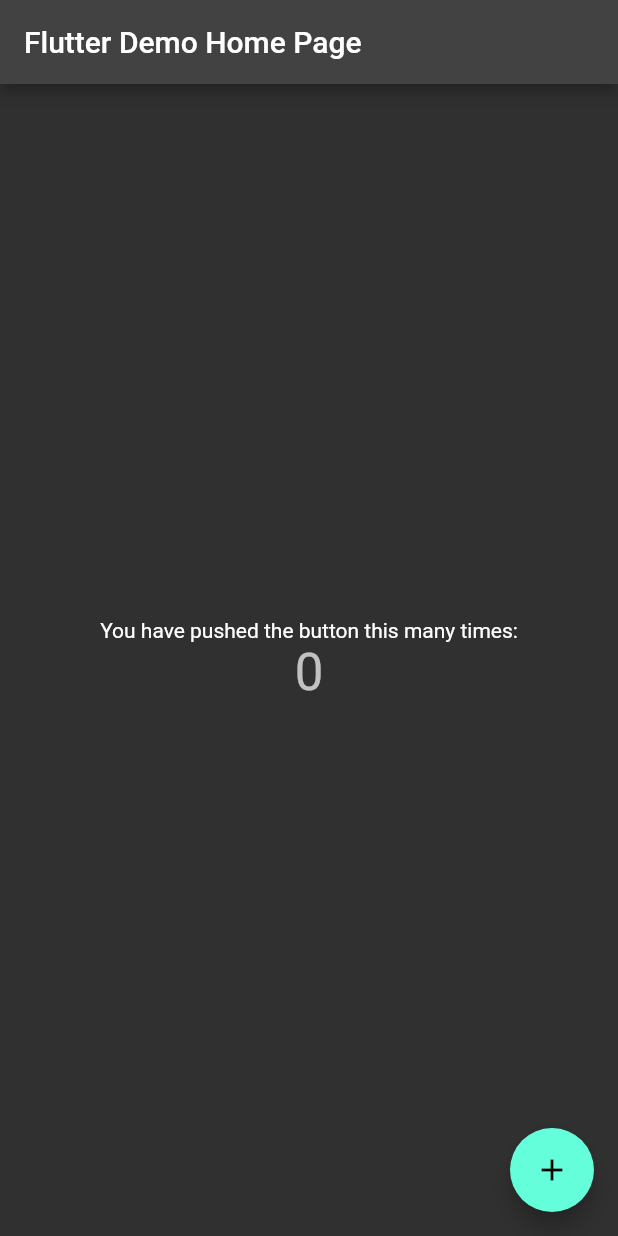
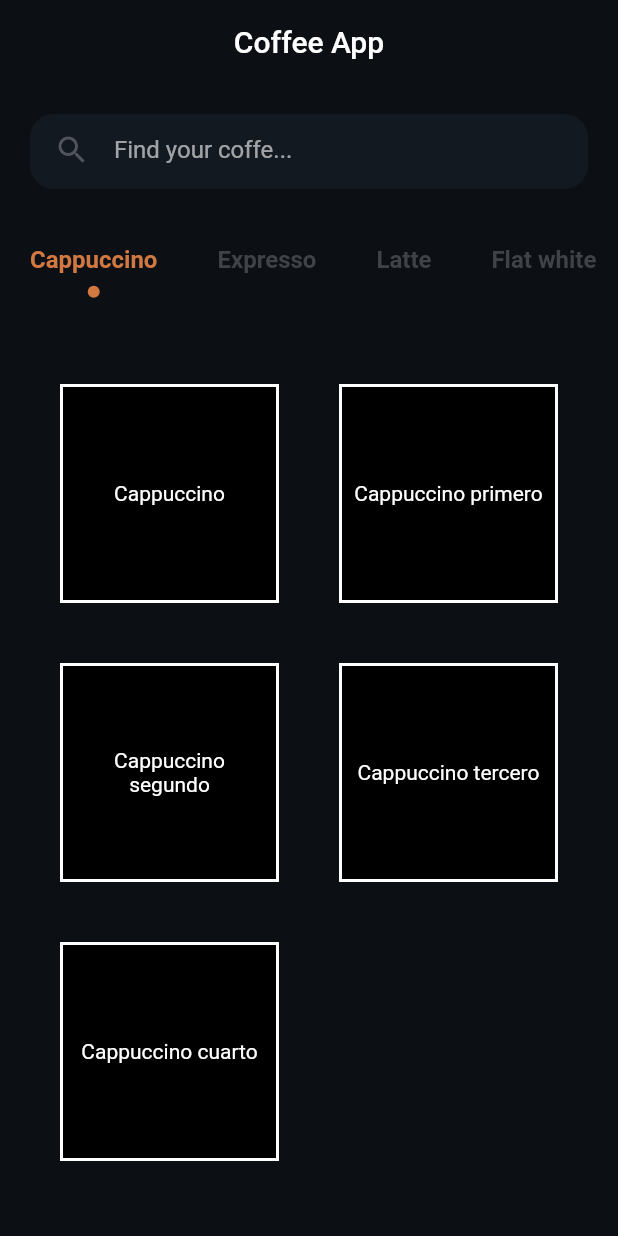
Before and after one commit to leopazgerez/randomproject, a Flutter app: the screen it shows after launch, on a phone screen of 412 x 824 dp. Run offline on Flutter 3.47's test engine with Material 2 defaults, Android fonts, the phone set to English and light mode, and no system bars.

Commit message:
Added components
Added components FilterSearcher and FilterCategories

```diff
--- a/projecttest/lib/main.dart
+++ b/projecttest/lib/main.dart
@@ -1,4 +1,5 @@
 import 'package:flutter/material.dart';
+import 'package:projecttest/src/ui/pages/home_page.dart';
 
 void main() {
   runApp(const MyApp());
@@ -11,94 +12,10 @@
   @override
   Widget build(BuildContext context) {
     return MaterialApp(
+      debugShowCheckedModeBanner: false,
       title: 'Flutter Demo',
       theme: ThemeData.dark(),
-      home: const MyHomePage(title: 'Flutter Demo Home Page'),
+      home: const HomePage(),
     );
   }
 }
-
-class MyHomePage extends StatefulWidget {
-  const MyHomePage({super.key, required this.title});
-
-  // This widget is the home page of your application. It is stateful, meaning
-  // that it has a State object (defined below) that contains fields that affect
-  // how it looks.
-
-  // This class is the configuration for the state. It holds the values (in this
-  // case the title) provided by the parent (in this case the App widget) and
-  // used by the build method of the State. Fields in a Widget subclass are
-  // always marked "final".
-
-  final String title;
-
-  @override
-  State<MyHomePage> createState() => _MyHomePageState();
-}
-
-class _MyHomePageState extends State<MyHomePage> {
-  int _counter = 0;
-
-  void _incrementCounter() {
-    setState(() {
-      // This call to setState tells the Flutter framework that something has
-      // changed in this State, which causes it to rerun the build method below
-      // so that the display can reflect the updated values. If we changed
-      // _counter without calling setState(), then the build method would not be
-      // called again, and so nothing would appear to happen.
-      _counter++;
-    });
-  }
-
-  @override
-  Widget build(BuildContext context) {
-    // This method is rerun every time setState is called, for instance as done
-    // by the _incrementCounter method above.
-    //
-    // The Flutter framework has been optimized to make rerunning build methods
-    // fast, so that you can just rebuild anything that needs updating rather
-    // than having to individually change instances of widgets.
-    return Scaffold(
-      appBar: AppBar(
-        // Here we take the value from the MyHomePage object that was created by
-        // the App.build method, and use it to set our appbar title.
-        title: Text(widget.title),
-      ),
-      body: Center(
-        // Center is a layout widget. It takes a single child and positions it
-        // in the middle of the parent.
-        child: Column(
-          // Column is also a layout widget. It takes a list of children and
-          // arranges them vertically. By default, it sizes itself to fit its
-          // children horizontally, and tries to be as tall as its parent.
-          //
-          // Invoke "debug painting" (press "p" in the console, choose the
-          // "Toggle Debug Paint" action from the Flutter Inspector in Android
-          // Studio, or the "Toggle Debug Paint" command in Visual Studio Code)
-          // to see the wireframe for each widget.
-          //
-          // Column has various properties to control how it sizes itself and
-          // how it positions its children. Here we use mainAxisAlignment to
-          // center the children vertically; the main axis here is the vertical
-          // axis because Columns are vertical (the cross axis would be
-          // horizontal).
-          mainAxisAlignment: MainAxisAlignment.center,
-          children: <Widget>[
-            const Text(
-              'You have pushed the button this many times:',
-            ),
-            Text(
-              '$_counter',
-              style: Theme.of(context).textTheme.headline4,
-            ),
-          ],
-        ),
-      ),
-      floatingActionButton: FloatingActionButton(
-        onPressed: _incrementCounter,
-        tooltip: 'Increment',
-        child: const Icon(Icons.add),
-      ), // This trailing comma makes auto-formatting nicer for build methods.
-    );
-  }
-}
--- a/projecttest/lib/src/models/breakfast_model.dart
+++ b/projecttest/lib/src/models/breakfast_model.dart
@@ -0,0 +1,20 @@
+class BreakfastModel {
+  String title;
+  String subtitle;
+  double price;
+  double rating;
+  String image;
+  String description;
+  String feature;
+  List<String> ingredients;
+  BreakfastModel({
+    required this.title,
+    required this.subtitle,
+    required this.price,
+    required this.rating,
+    required this.image,
+    required this.description,
+    required this.feature,
+    required this.ingredients,
+  });
+}
--- /dev/null
+++ b/projecttest/lib/src/ui/components/filter_categories_component.dart
@@ -0,0 +1,96 @@
+import 'package:flutter/material.dart';
+
+//Orange/Brown #d27841
+//BackgroundColor #0c1015
+class FilterCategoriesComponent extends StatefulWidget {
+  final List<String>? categories;
+  final Function(int) onSelected;
+
+  const FilterCategoriesComponent(
+      {Key? key, this.categories, required this.onSelected})
+      : super(key: key);
+
+  @override
+  State<FilterCategoriesComponent> createState() =>
+      _FilterCategoriesComponentState();
+}
+
+class _FilterCategoriesComponentState extends State<FilterCategoriesComponent> {
+  int checkPosition = 0;
+
+  @override
+  Widget build(BuildContext context) {
+    return Container(
+      height: 70,
+      // width: double.infinity,
+      decoration: const BoxDecoration(
+        color: Color(0xff0c1015),
+      ),
+      alignment: Alignment.center,
+      child: widget.categories != null
+          ? SingleChildScrollView(
+              scrollDirection: Axis.horizontal,
+              child: Row(
+                children: List.generate(widget.categories!.length, (index) {
+                  const separatorVertical8 = SizedBox(
+                    height: 8,
+                  );
+                  return GestureDetector(
+                    onTap: () {
+                      setState(() {
+                        checkPosition = index;
+                        widget.onSelected(index);
+                      });
+                    },
+                    child: Container(
+                      margin: const EdgeInsets.symmetric(
+                          horizontal: 20, vertical: 8),
+                      child: Column(
+                        mainAxisAlignment: MainAxisAlignment.center,
+                        children: [
+                          Text(
+                            widget.categories![index],
+                            style: TextStyle(
+                              color: checkPosition == index
+                                  ? const Color(0xffd27841)
+                                  : const Color(0xff3f4348),
+                              fontSize: 16,
+                              fontWeight: FontWeight.w600,
+                            ),
+                          ),
+                          separatorVertical8,
+                          checkPosition == index
+                              ? const CheckCircle(
+                                  visible: true,
+                                )
+                              : const CheckCircle(
+                                  visible: false,
+                                ),
+                        ],
+                      ),
+                    ),
+                  );
+                }),
+              ),
+            )
+          : const Text("Sin categorias"),
+    );
+  }
+}
+
+class CheckCircle extends StatelessWidget {
+  final bool visible;
+  const CheckCircle({Key? key, required this.visible}) : super(key: key);
+
+  @override
+  Widget build(BuildContext context) {
+    return Container(
+      height: 8,
+      width: 8,
+      decoration: BoxDecoration(
+        color: visible ? const Color(0xffd27841) : const Color(0xff0c1015),
+        shape: BoxShape.circle,
+      ),
+    );
+  }
+}
--- /dev/null
+++ b/projecttest/lib/src/ui/components/searcher_component.dart
@@ -0,0 +1,81 @@
+import 'package:flutter/material.dart';
+// ignore_for_file: avoid_print
+
+//BackgroundColorSearcher #131921
+//IconSearcher, HelpTextSearcher, InputTextSearcher #51545c
+class SearcherComponent extends StatefulWidget {
+  final Function(String) onChanged;
+  const SearcherComponent({Key? key, required this.onChanged})
+      : super(key: key);
+
+  @override
+  State<SearcherComponent> createState() => _SearcherComponentState();
+}
+
+class _SearcherComponentState extends State<SearcherComponent> {
+  // TextEditingController searcherController = TextEditingController();
+  FocusNode searcherFocusNode = FocusNode();
+  Color iconSearcherColor = const Color(0xff51545c);
+
+  onFocusTextField() {
+    setState(() {
+      iconSearcherColor = const Color(0xffd27841);
+    });
+    print("Enfocado");
+  }
+
+  unFocusTextField() {
+    setState(() {
+      iconSearcherColor = const Color(0xff51545c);
+    });
+    print("Sin foco");
+  }
+
+  @override
+  void initState() {
+    // searcherController.addListener(printText);
+    searcherFocusNode.addListener(() {
+      if (searcherFocusNode.hasFocus) {
+        onFocusTextField();
+      } else {
+        unFocusTextField();
+      }
+    });
+    super.initState();
+  }
+
+  @override
+  void dispose() {
+    // searcherController.dispose();
+    searcherFocusNode.removeListener(() {});
+    super.dispose();
+  }
+
+  @override
+  Widget build(BuildContext context) {
+    return Container(
+        height: 50,
+        // width: double.infinity,
+        decoration: BoxDecoration(
+          color: const Color(0xff131921),
+          borderRadius: BorderRadius.circular(16),
+        ),
+        padding: const EdgeInsets.symmetric(horizontal: 16),
+        child: TextField(
+          onChanged: (text) {
+            widget.onChanged(text);
+          },
+          focusNode: searcherFocusNode,
+          // controller: searcherController,
+          cursorColor: const Color(0xffd27841),
+          decoration: InputDecoration(
+            icon: Icon(
+              Icons.search,
+              color: iconSearcherColor,
+            ),
+            border: InputBorder.none,
+            hintText: "Find your coffe...",
+          ),
+        ));
+  }
+}
--- a/projecttest/lib/src/ui/pages/home_page.dart
+++ b/projecttest/lib/src/ui/pages/home_page.dart
@@ -0,0 +1,165 @@
+import 'package:flutter/material.dart';
+import 'package:projecttest/src/ui/components/filter_categories_component.dart';
+import 'package:projecttest/src/ui/components/searcher_component.dart';
+
+class HomePage extends StatefulWidget {
+  const HomePage({Key? key}) : super(key: key);
+
+  @override
+  State<HomePage> createState() => _HomePageState();
+}
+
+class _HomePageState extends State<HomePage> {
+  List<String> categories = [
+    "Cappuccino",
+    "Expresso",
+    "Latte",
+    "Flat white",
+    "Instant",
+    "Americano",
+    "Mocha",
+    "Irish",
+    "Macchiato",
+    "Ristretto",
+    "Doppio",
+  ];
+
+  List<String> categories2 = [
+    "Cappuccino",
+    "Expresso",
+  ];
+
+  int categorySelected = 0;
+
+  onSelected(index) {
+    setState(() {
+      categorySelected = index;
+    });
+    filterCards();
+  }
+
+  List<String> cards = [
+    "Cappuccino",
+    "Cappuccino primero",
+    "Cappuccino segundo",
+    "Cappuccino tercero",
+    "Cappuccino cuarto",
+    "Expresso",
+    "Expresso 2",
+    "Expresso 3",
+    "Latte",
+    "Flat white",
+    "Instant",
+    "Americano",
+    "Mocha",
+    "Irish",
+    "Macchiato",
+    "Ristretto",
+    "Doppio",
+  ];
+
+  late List<String> currentCards = [];
+
+  @override
+  void initState() {
+    onSelected(categorySelected);
+    super.initState();
+  }
+
+  String searcherText = "";
+
+  onChanged(String text) {
+    setState(() {
+      searcherText = text;
+    });
+    filterCards();
+  }
+
+  filterCards() {
+    setState(() {
+      //Category
+      currentCards = cards
+          .where((card) => card
+              .toLowerCase()
+              .contains(categories[categorySelected].toLowerCase()))
+          .toList();
+      //Search
+      currentCards = currentCards
+          .where(
+              (card) => card.toLowerCase().contains(searcherText.toLowerCase()))
+          .toList();
+    });
+  }
+
+  @override
+  Widget build(BuildContext context) {
+    return SafeArea(
+      child: Scaffold(
+        backgroundColor: const Color(0xff0c1015),
+        appBar: AppBar(
+          title: const Center(child: Text("Coffee App")),
+          backgroundColor: const Color(0xff0c1015),
+          elevation: 0,
+        ),
+        body: SingleChildScrollView(
+          child: Column(
+            children: <Widget>[
+              Padding(
+                padding: const EdgeInsets.all(20.0),
+                child: SearcherComponent(
+                  onChanged: onChanged,
+                ),
+              ),
+              FilterCategoriesComponent(
+                onSelected: onSelected,
+                categories: categories,
+              ),
+              GridCards(
+                cards: currentCards,
+              ),
+            ],
+          ),
+        ),
+      ),
+    );
+  }
+}
+
+class GridCards extends StatelessWidget {
+  final List<String>? cards;
+  const GridCards({Key? key, this.cards}) : super(key: key);
+
+  @override
+  Widget build(BuildContext context) {
+    return Container(
+      width: double.infinity,
+      height: 600,
+      padding: const EdgeInsets.all(20),
+      child: cards != null
+          ? GridView.builder(
+              gridDelegate: const SliverGridDelegateWithFixedCrossAxisCount(
+                crossAxisCount: 2,
+              ),
+              itemCount: cards!.length,
+              itemBuilder: (context, index) {
+                return Container(
+                  alignment: Alignment.center,
+                  margin: const EdgeInsets.all(20),
+                  padding: const EdgeInsets.all(8),
+                  decoration: BoxDecoration(
+                      color: Colors.black,
+                      border: Border.all(
+                        width: 2,
+                        color: Colors.white,
+                      )),
+                  child: Text(
+                    cards![index],
+                    textAlign: TextAlign.center,
+                  ),
+                );
+              },
+            )
+          : const Center(child: Text("Sin tarjetas")),
+    );
+  }
+}
```
